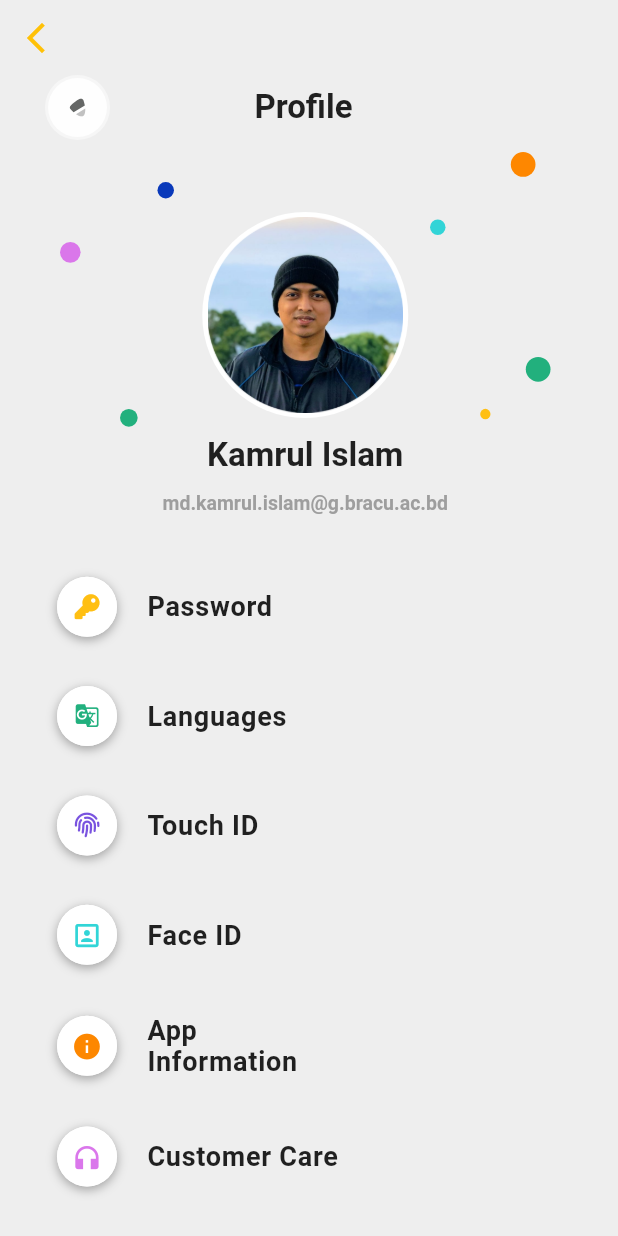
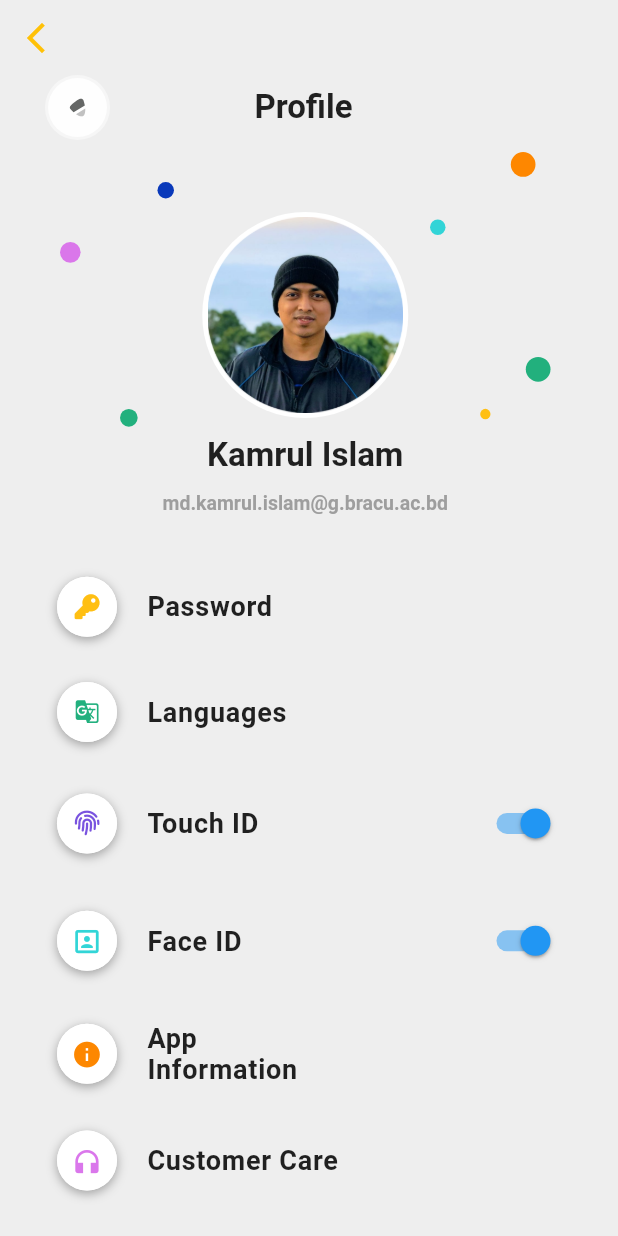
Before and after one commit to mdkamrulislam-web/finance_mobile_banking_app_ui, a Flutter app: the Profile screen opened directly, on a phone screen of 412 x 824 dp. Run offline on Flutter 3.47's test engine with Material 2 defaults, Android fonts, the phone set to English and light mode, and no system bars; our stand-ins replace dotted_border, font_awesome_flutter, google_nav_bar, line_icons.

Commit message:
7th Commit - 24th October 2021

```diff
--- a/lib/pages/profile/profile.dart
+++ b/lib/pages/profile/profile.dart
@@ -27,7 +27,8 @@ class _ProfileState extends State<Profile> {
             children: [
               IconButton(
                 icon: Icon(Icons.arrow_back_ios_new_outlined),
-                onPressed: () => Navigator.of(context).pushNamed('/Dashboard'), color: Colors.amber,
+                onPressed: () => Navigator.of(context).pushNamed('/Dashboard'),
+                color: Colors.amber,
               ),
             ],
           ),
@@ -215,6 +216,9 @@ class _ProfileState extends State<Profile> {
                             size: size.width / 25, color: Color(0xFF22b07e)),
                       ),
                     ),
+                    Row(
+                      mainAxisAlignment: MainAxisAlignment.spaceBetween,
+                      children: [
                         ProfileSettings(
                           size: size,
                           Ficon: FaIcon(FontAwesomeIcons.fingerprint,
@@ -222,12 +226,37 @@ class _ProfileState extends State<Profile> {
                           setting: 'Touch ID',
                           Gicon: null,
                         ),
+                        Switch(
+                          value: true,
+                          onChanged: (value) {
+                            setState(() {
+                              value = false;
+                            });
+                            ;
+                          },
+                        ),
+                      ],
+                    ),
+                    Row(
+                      mainAxisAlignment: MainAxisAlignment.spaceBetween,
+                      children: [
                         ProfileSettings(
                           size: size,
                           Ficon: null,
                           setting: 'Face ID',
                           Gicon: Icon(Icons.portrait,
                               size: size.width / 20, color: Color(0xFF32d5d7)),
+                        ),
+                        Switch(
+                          value: true,
+                          onChanged: (value) {
+                            setState(() {
+                              value = false;
+                            });
+                            ;
+                          },
+                        ),
+                      ],
                     ),
                     GestureDetector(
                       onTap: () {
```
Also changed, not shown: lib/main.dart (line endings or trailing spaces). Lines whose indentation alone changed are shown as unchanged.
